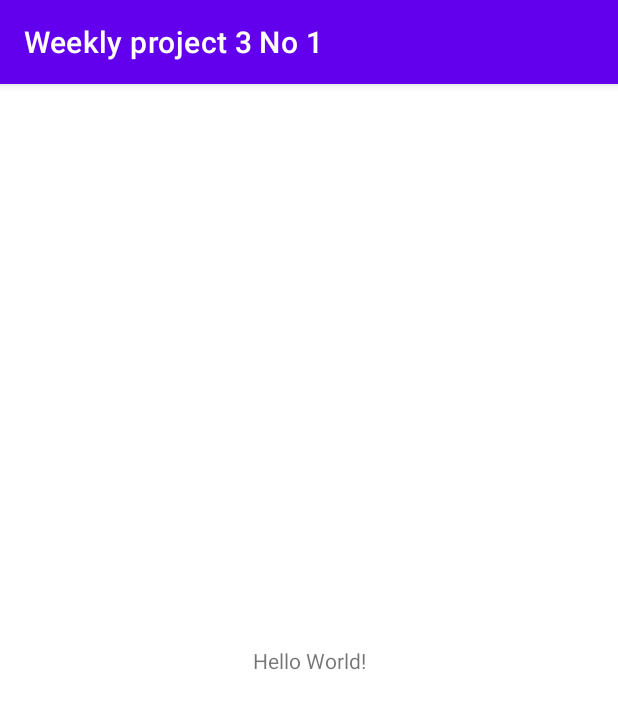
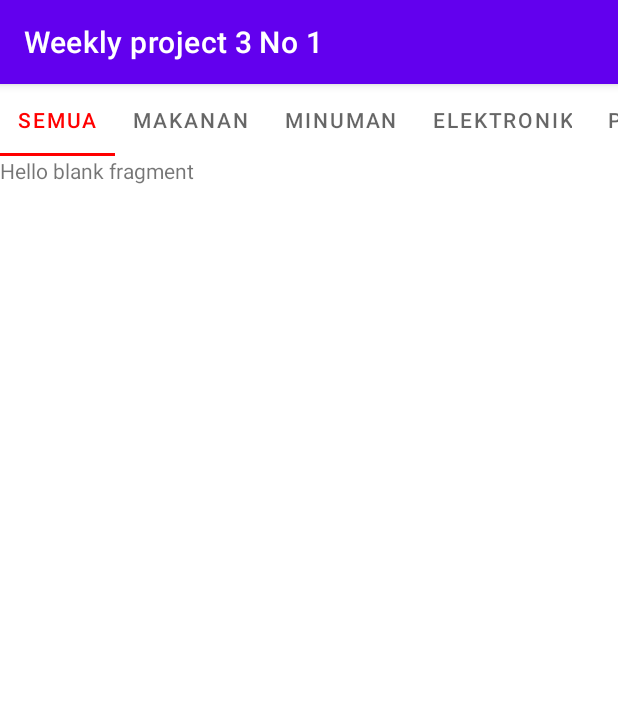
Before and after one commit to Madeean/GLIWeek3, an Android app: the screen it shows after launch (MainActivity), on a phone screen of 412 x 824 dp. Shown: the top 709 px of the screen. Run offline under Robolectric (Android 15) with nearby library versions, the phone set to English and light mode, and no system bars.

Commit message:
create Model,Fragment, tabLayout, viewPager

```diff
--- a/app/src/main/java/com/madeean/weeklyproject3no1/MainActivity.kt
+++ b/app/src/main/java/com/madeean/weeklyproject3no1/MainActivity.kt
@@ -2,10 +2,32 @@ package com.madeean.weeklyproject3no1
 
 import androidx.appcompat.app.AppCompatActivity
 import android.os.Bundle
+import androidx.viewpager2.widget.ViewPager2
+import com.google.android.material.tabs.TabLayout
+import com.google.android.material.tabs.TabLayoutMediator
 
 class MainActivity : AppCompatActivity() {
+    private lateinit var tabLayout: TabLayout
+    private lateinit var viewPager: ViewPager2
+    private val TAB_TITLES = arrayOf(
+        "Semua",
+        "Makanan",
+        "Minuman",
+        "Elektronik",
+        "Pakaian"
+    )
     override fun onCreate(savedInstanceState: Bundle?) {
         super.onCreate(savedInstanceState)
         setContentView(R.layout.activity_main)
+
+        tabLayout = findViewById(R.id.tab_layout)
+        viewPager = findViewById(R.id.view_pager)
+
+        val tabAdapter = TabAdapter(this)
+        viewPager.adapter = tabAdapter
+        TabLayoutMediator(tabLayout, viewPager) { tab, position ->
+            tab.text = TAB_TITLES[position]
+        }.attach()
+
     }
 }
--- /dev/null
+++ b/app/src/main/java/com/madeean/weeklyproject3no1/TabAdapter.kt
@@ -0,0 +1,25 @@
+package com.madeean.weeklyproject3no1
+
+import androidx.appcompat.app.AppCompatActivity
+import androidx.fragment.app.Fragment
+import androidx.viewpager2.adapter.FragmentStateAdapter
+import com.madeean.weeklyproject3no1.fragment.*
+
+class TabAdapter(activity: AppCompatActivity) : FragmentStateAdapter(activity) {
+    override fun getItemCount(): Int {
+        return 5
+    }
+
+    override fun createFragment(position: Int): Fragment {
+        var fragment: Fragment? = null
+        when (position) {
+            0 -> fragment = SemuaFragment()
+            1 -> fragment = MakananFragment()
+            2 -> fragment = MinumanFragment()
+            3 -> fragment = ElektronikFragment()
+            4 -> fragment = PakaianFragment()
+        }
+        return fragment as Fragment
+    }
+
+}
--- /dev/null
+++ b/app/src/main/java/com/madeean/weeklyproject3no1/fragment/SemuaFragment.kt
@@ -0,0 +1,26 @@
+package com.madeean.weeklyproject3no1.fragment
+
+import android.os.Bundle
+import androidx.fragment.app.Fragment
+import android.view.LayoutInflater
+import android.view.View
+import android.view.ViewGroup
+import com.madeean.weeklyproject3no1.R
+
+
+class SemuaFragment : Fragment() {
+
+
+    override fun onCreateView(
+        inflater: LayoutInflater, container: ViewGroup?,
+        savedInstanceState: Bundle?
+    ): View? {
+        // Inflate the layout for this fragment
+        return inflater.inflate(R.layout.fragment_semua, container, false)
+    }
+
+    override fun onViewCreated(view: View, savedInstanceState: Bundle?) {
+        super.onViewCreated(view, savedInstanceState)
+
+    }
+}
--- a/app/src/main/res/layout/activity_main.xml
+++ b/app/src/main/res/layout/activity_main.xml
@@ -6,13 +6,22 @@
     android:layout_height="match_parent"
     tools:context=".MainActivity">
 
-    <TextView
-        android:layout_width="wrap_content"
+    <com.google.android.material.tabs.TabLayout
+        android:id="@+id/tab_layout"
+        android:layout_width="match_parent"
         android:layout_height="wrap_content"
-        android:text="Hello World!"
-        app:layout_constraintBottom_toBottomOf="parent"
         app:layout_constraintEnd_toEndOf="parent"
         app:layout_constraintStart_toStartOf="parent"
-        app:layout_constraintTop_toTopOf="parent" />
+        app:layout_constraintTop_toTopOf="parent"
+        app:tabIndicatorColor="@color/red"
+        app:tabMode="scrollable"
+        app:tabSelectedTextColor="@color/red" />
+
+    <androidx.viewpager2.widget.ViewPager2
+        android:id="@+id/view_pager"
+        android:layout_width="match_parent"
+        android:layout_height="0dp"
+        app:layout_constraintBottom_toBottomOf="parent"
+        app:layout_constraintTop_toBottomOf="@id/tab_layout" />
 
 </androidx.constraintlayout.widget.ConstraintLayout>
--- /dev/null
+++ b/app/src/main/res/layout/fragment_semua.xml
@@ -0,0 +1,14 @@
+<?xml version="1.0" encoding="utf-8"?>
+<FrameLayout xmlns:android="http://schemas.android.com/apk/res/android"
+    xmlns:tools="http://schemas.android.com/tools"
+    android:layout_width="match_parent"
+    android:layout_height="match_parent"
+    tools:context=".fragment.SemuaFragment">
+
+    <!-- TODO: Update blank fragment layout -->
+    <TextView
+        android:layout_width="match_parent"
+        android:layout_height="match_parent"
+        android:text="@string/hello_blank_fragment" />
+
+</FrameLayout>
--- a/app/src/main/res/values/colors.xml
+++ b/app/src/main/res/values/colors.xml
@@ -7,4 +7,5 @@
     <color name="teal_700">#FF018786</color>
     <color name="black">#FF000000</color>
     <color name="white">#FFFFFFFF</color>
+    <color name="red">#ff0000</color>
 </resources>
--- a/app/src/main/res/values/strings.xml
+++ b/app/src/main/res/values/strings.xml
@@ -1,3 +1,5 @@
 <resources>
     <string name="app_name">Weekly project 3 No 1</string>
+    <!-- TODO: Remove or change this placeholder text -->
+    <string name="hello_blank_fragment">Hello blank fragment</string>
 </resources>
```
Also changed, not shown: app/src/main/java/com/madeean/weeklyproject3no1/fragment/ElektronikFragment.kt (added, +22 -0 lines), app/src/main/java/com/madeean/weeklyproject3no1/fragment/MakananFragment.kt (added, +19 -0 lines), app/src/main/java/com/madeean/weeklyproject3no1/fragment/MinumanFragment.kt (added, +23 -0 lines), app/src/main/java/com/madeean/weeklyproject3no1/fragment/PakaianFragment.kt (added, +23 -0 lines), app/src/main/java/com/madeean/weeklyproject3no1/model/ProductModel.kt (added, +11 -0 lines), app/src/main/res/layout/fragment_elektronik.xml (added, +14 -0 lines), app/src/main/res/layout/fragment_mainan.xml (added, +14 -0 lines), app/src/main/res/layout/fragment_makanan.xml (added, +14 -0 lines), app/src/main/res/layout/fragment_minuman.xml (added, +14 -0 lines), app/src/main/res/layout/fragment_pakaian.xml (added, +14 -0 lines).
